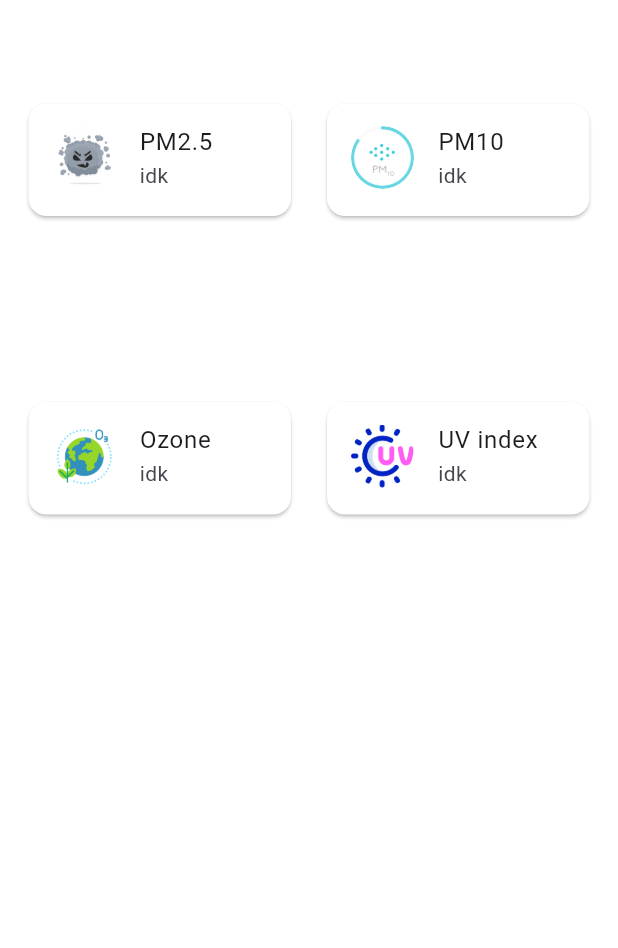
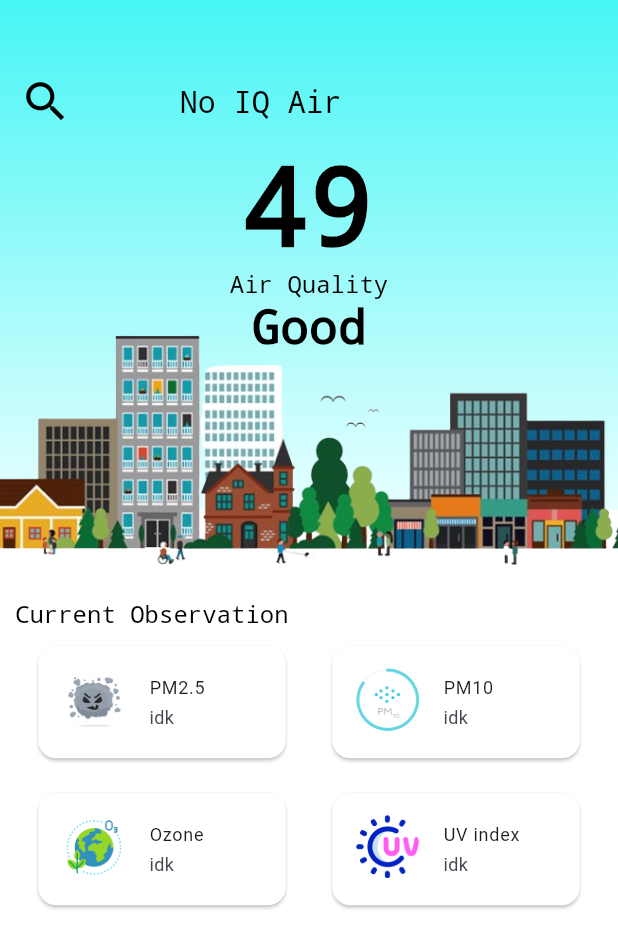
Before and after one commit to noontts/flutter-air-quality, a Flutter app: the screen it shows after launch, on a phone screen of 412 x 824 dp. Shown: the top 948 px of the screen. Run offline on Flutter 3.47's test engine with Material 3 defaults, Android fonts, the phone set to English and light mode, and no system bars; our stand-ins replace dio, flutter_map, get_it, go_router, latlong2, sliding_up_panel; missing offline and left inert: just_the_tooltip.

Commit message:
feat: city air quality zone.

```diff
--- a/apps/air_quality/lib/features/home/presentation/screen/home_screen.dart
+++ b/apps/air_quality/lib/features/home/presentation/screen/home_screen.dart
@@ -1,3 +1,4 @@
+import 'package:air_quality/features/home/presentation/widget/city_air_quality_zone.dart';
 import 'package:air_quality/features/home/presentation/widget/current_observation.dart';
 import 'package:air_quality/features/home/presentation/widget/observation_card.dart';
 import 'package:flutter/material.dart';
@@ -12,6 +13,15 @@ class Homepage extends StatefulWidget {
 class _HomepageState extends State<Homepage> {
   @override
   Widget build(BuildContext context) {
-    return SafeArea(child: CurrentObservation());
+    return Container(
+      color: Colors.white,
+      child: const Column(
+        children: [
+            SizedBox(height: 400, child: Stack(children: [CityAirQualityZone()])),
+            SizedBox(height: 250,child: CurrentObservation()),
+            // SizedBox(height: 200,child: CurrentObservation()),
+        ],
+      ),
+    );
   }
 }
--- a/apps/air_quality/lib/features/home/presentation/widget/city_air_quality_zone.dart
+++ b/apps/air_quality/lib/features/home/presentation/widget/city_air_quality_zone.dart
@@ -0,0 +1,120 @@
+import 'package:core_libs/utils/air_quality_color.dart';
+import 'package:flutter/cupertino.dart';
+import 'package:flutter/material.dart';
+import 'package:flutter/widgets.dart';
+
+class CityAirQualityZone extends StatelessWidget {
+  const CityAirQualityZone({super.key});
+
+
+
+
+  @override
+  Widget build(BuildContext context) {
+
+    const apiPm = 49;
+
+    final backgroundGradientColor = getAqiGradientMainZone(apiPm);
+    // final avgTextColor = aqiToColor(apiPm);
+
+    return Column(
+        children: [
+          Stack(
+            children: [
+              Container(
+                height: 340,
+                decoration: BoxDecoration(
+                  gradient: backgroundGradientColor,
+                ),
+                child: Padding(
+                  padding: EdgeInsets.fromLTRB(0, 40, 0, 0),
+                  child: Column(
+                    children: [
+                      Padding(
+                        padding: const EdgeInsets.symmetric(horizontal: 5.0),
+                        child: Row(
+                          mainAxisAlignment: MainAxisAlignment.spaceBetween,
+                          children: [
+                            IconButton(
+                              icon: const Icon(Icons.search),
+                              iconSize: 35,
+                              color: const Color.fromARGB(255, 0, 0, 0),
+                              onPressed: () {},
+                            ),
+                            const Center(
+                              child: Text(
+                                'No IQ Air',
+                                style: TextStyle(
+                                  color: Colors.black,
+                                  fontSize: 20,
+                                  fontWeight: FontWeight.normal,
+                                  decoration: TextDecoration.none,
+                                ),
+                              ),
+                            ),
+                            const Text("    ") //บังคับให้เว้นสวยๆ
+                          ],
+                        ),
+                      ),
+                      const Center(
+                        child: Text(
+                          '49',
+                          style: TextStyle(
+                            color: Colors.black,
+                            fontSize: 72,
+                            fontWeight: FontWeight.bold,
+                            decoration: TextDecoration.none,
+
+                          ),
+                        ),
+                      ),
+                      const Center(
+                        child: Text(
+                          'Air Quality',
+                          style: TextStyle(
+                            color: Colors.black,
+                            fontSize: 16,
+                            fontWeight: FontWeight.normal,
+                            decoration: TextDecoration.none,
+                          ),
+                        ),
+                      ),
+                      Center(
+                        child: Text(
+                          'Good',
+                          style: TextStyle(
+                            color: Colors.black,
+                            fontSize: 32,
+                            fontWeight: FontWeight.bold,
+                            decoration: TextDecoration.none,
+                          ),
+                        ),
+                      ),
+
+
+                    ],
+                  ),
+                ),
+              ),
+              const Spacer(),
+                Padding(
+                  padding: const EdgeInsets.fromLTRB(0, 200, 0, 0),
+                  child: Container(
+                    height: 200,
+                    child: Image.asset(
+                      'assets/images/town_main.png',
+                      fit: BoxFit.cover,
+                      height: 200,
+
+                    ),
+                  ),
+                ),
+            ],
+          ),
+        ],
+      );
+
+
+
+  }
+}
--- a/apps/air_quality/lib/features/home/presentation/widget/current_observation.dart
+++ b/apps/air_quality/lib/features/home/presentation/widget/current_observation.dart
@@ -2,16 +2,36 @@ import 'package:air_quality/features/home/presentation/widget/observation_card.d
 import 'package:flutter/material.dart';
 
 class CurrentObservation extends StatelessWidget {
-  const CurrentObservation({super.key});
+  const CurrentObservation({Key? key});
 
   @override
   Widget build(BuildContext context) {
     return Padding(
-      padding: const EdgeInsets.all(8.0),
+      padding: const EdgeInsets.fromLTRB(10, 0, 10, 0),
+      child: Column(
+          children: [
+            Container(
+              width: MediaQuery.of(context).size.width,
+              child: const Text(
+                'Current Observation',
+                style: TextStyle(
+                  fontSize: 16,
+                  fontWeight: FontWeight.normal,
+                  color: Colors.black,
+                  decoration: TextDecoration.none,
+                ),
+              ),
+            ),
+            Container(
+              height: 200,
+              margin: EdgeInsets.zero,
+
+              child: MediaQuery.removePadding( //คุมเพราะ เวลาใช้ grid view มันจะเว้นข้างบน (งงว่าทำไมมันต้องเว้น)
+                context: context,
+                removeTop: true,
                 child: GridView.count(
                   crossAxisCount: 2,
-        crossAxisSpacing: 2,
-        mainAxisSpacing: 2,
+                  childAspectRatio: (1 / .5),
                   children: [
                     ObservationCard(
                       indexMaidex: 1,
@@ -35,6 +55,10 @@ class CurrentObservation extends StatelessWidget {
                     ),
                   ],
                 ),
+              ),
+            ),
+          ],
+        ),
     );
   }
 }
--- a/apps/air_quality/lib/features/home/presentation/widget/observation_card.dart
+++ b/apps/air_quality/lib/features/home/presentation/widget/observation_card.dart
@@ -36,7 +36,7 @@ class ObservationCard extends StatelessWidget {
         color: Colors.white,
         child: SizedBox(
           height: 75,
-          width: 175,
+          width: 165,
           child: Column(
             mainAxisSize: MainAxisSize.max,
             children: <Widget>[
@@ -51,8 +51,8 @@ class ObservationCard extends StatelessWidget {
                     ),
                   ),
                 ),
-                title: Text(textTitle),
-                subtitle: Text(textSubTitle),
+                title: Text(textTitle , style: const TextStyle(fontSize: 12 , fontWeight: FontWeight.normal),),
+                subtitle: Text(textSubTitle, style: const TextStyle(fontSize: 12 , fontWeight: FontWeight.normal),),
               ),
             ],
           ),
--- a/packages/core_libs/lib/utils/air_quality_color.dart
+++ b/packages/core_libs/lib/utils/air_quality_color.dart
@@ -63,3 +63,49 @@ LinearGradient getAqiGradient(int aqi) {
     );
   }
 }
+
+LinearGradient getAqiGradientMainZone(int aqi) {
+  if (aqi >= 0 && aqi <= 50) {
+    return const LinearGradient(
+      colors: [Color(0xFF47F5F5), Color(0xFFE7FFFF)],
+      begin: Alignment.topCenter,
+      end: Alignment.bottomCenter,
+    );
+  } else if (aqi >= 51 && aqi <= 100) {
+    return const LinearGradient(
+      colors: [Color(0xFFFAD550), Color(0xFFFFFAEA)],
+      begin: Alignment.topCenter,
+      end: Alignment.bottomCenter,
+    );
+  } else if (aqi >= 101 && aqi <= 150) {
+    return const LinearGradient(
+      colors: [Color(0xFFFB9855), Color(0xFFFFEEE2)],
+      begin: Alignment.topCenter,
+      end: Alignment.bottomCenter,
+    );
+  } else if (aqi >= 151 && aqi <= 200) {
+    return const LinearGradient(
+      colors: [Color(0xFFFF6A6E), Color(0xFFFFDEDF)],
+      begin: Alignment.topCenter,
+      end: Alignment.bottomCenter,
+    );
+  } else if (aqi >= 201 && aqi <= 300) {
+    return const LinearGradient(
+      colors: [Color(0xFFa97bbc), Color(0xFFebe2ef)],
+      begin: Alignment.topCenter,
+      end: Alignment.bottomCenter,
+    );
+  } else if (aqi >= 301) {
+    return const LinearGradient(
+      colors: [Color(0xFF9b5974), Color(0xFFebd4dd)],
+      begin: Alignment.topCenter,
+      end: Alignment.bottomCenter,
+    );
+  } else {
+    return const LinearGradient(
+      colors: [Color(0xFF47f5f5), Color(0xFFe7ffff)],
+      begin: Alignment.topCenter,
+      end: Alignment.bottomCenter,
+    );
+  }
+}
--- /dev/null
+++ b/packages/core_ui/lib/section_text.dart
@@ -0,0 +1,23 @@
+import 'package:flutter/foundation.dart';
+import 'package:flutter/material.dart';
+import 'package:flutter/widgets.dart';
+
+class MyWidget extends StatelessWidget {
+  const MyWidget({super.key});
+
+  @override
+  Widget build(BuildContext context) { // ฝากไว้ก่อน
+    return Container(
+              width: MediaQuery.of(context).size.width,
+              child: const Text(
+                'Current Observation',
+                style: TextStyle(
+                  fontSize: 16,
+                  fontWeight: FontWeight.normal,
+                  color: Colors.black,
+                  decoration: TextDecoration.none,
+                ),
+              ),
+            );
+  }
+}
```
Also changed, not shown: apps/air_quality/pubspec.yaml (+6 -64 lines). Lines whose indentation alone changed are shown as unchanged.
